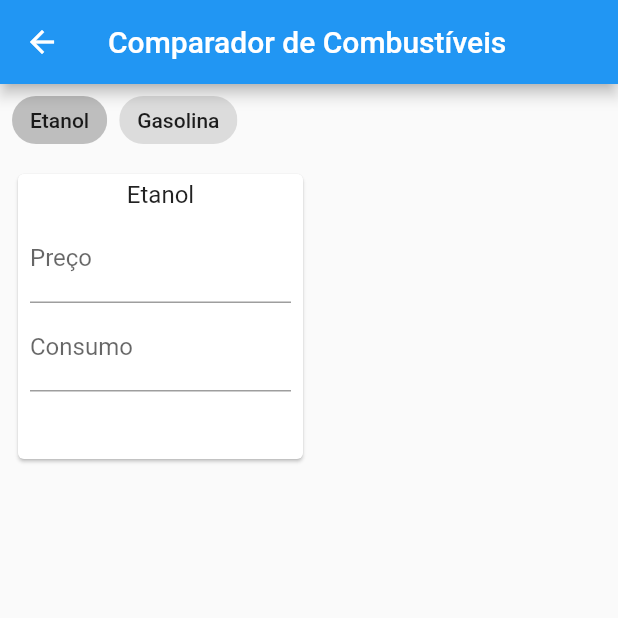
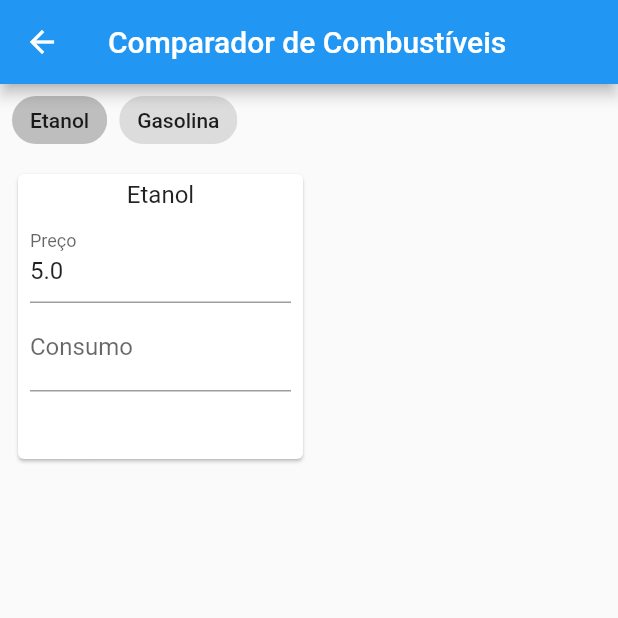
Before and after one commit to gabrielcesar95/auto_tools_flutter, a Flutter app: the FuelComparerPage screen opened by its route, after a tap on "Etanol", on a phone screen of 412 x 824 dp, the top half of it. Run offline on Flutter 3.47's test engine with Material 2 defaults, Android fonts, the phone set to English and light mode, and no system bars; missing offline and left inert: easy_mask.

Commit message:
refactor(Structure): ♻️ refactor FuelType model

```diff
--- a/lib/models/fuel_type.dart
+++ b/lib/models/fuel_type.dart
@@ -1,15 +1,17 @@
-class FuelType {
+import 'package:flutter/cupertino.dart';
+
+class FuelType extends ChangeNotifier {
   String id;
   String title;
-  double? price;
+  double price;
   double? consumption;
   bool selected = false;
 
-  FuelType(this.id, this.title, {this.price, this.consumption});
+  FuelType(this.id, this.title, {this.price = 0, this.consumption});
 
   FuelType.fromMap(Map<String, dynamic> json)
       : id = json['id'],
         title = json['title'],
-        price = json['price'],
+        price = json['price'] ?? 0,
         consumption = json['consumption'];
 }
--- a/lib/pages/tools/fuel-comparer/main.dart
+++ b/lib/pages/tools/fuel-comparer/main.dart
@@ -19,6 +19,7 @@ class _FuelComparerPageState extends State<FuelComparerPage> {
       'id': 'abc123',
       'title': 'Etanol',
       'selected': false,
+      'price': 5.0,
     },
     {
       'id': 'xyz789',
```
